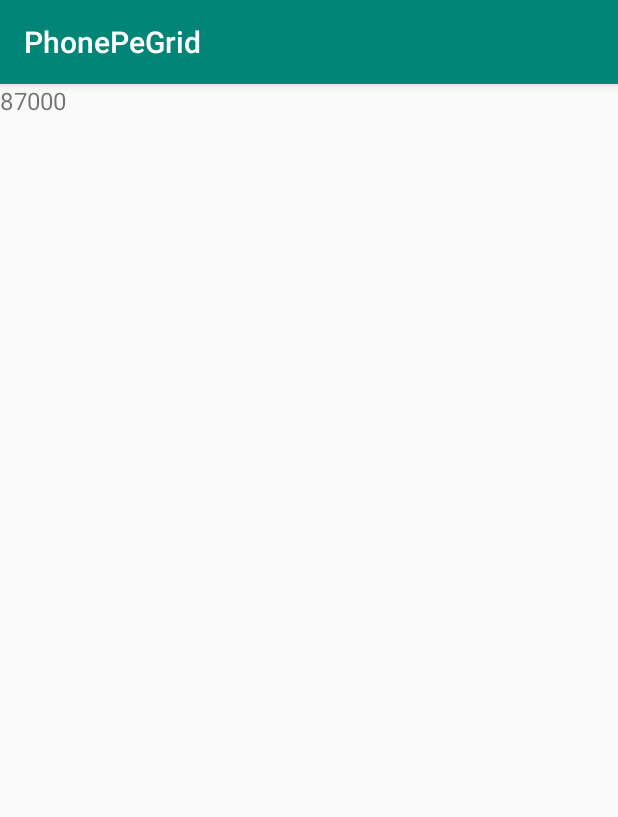
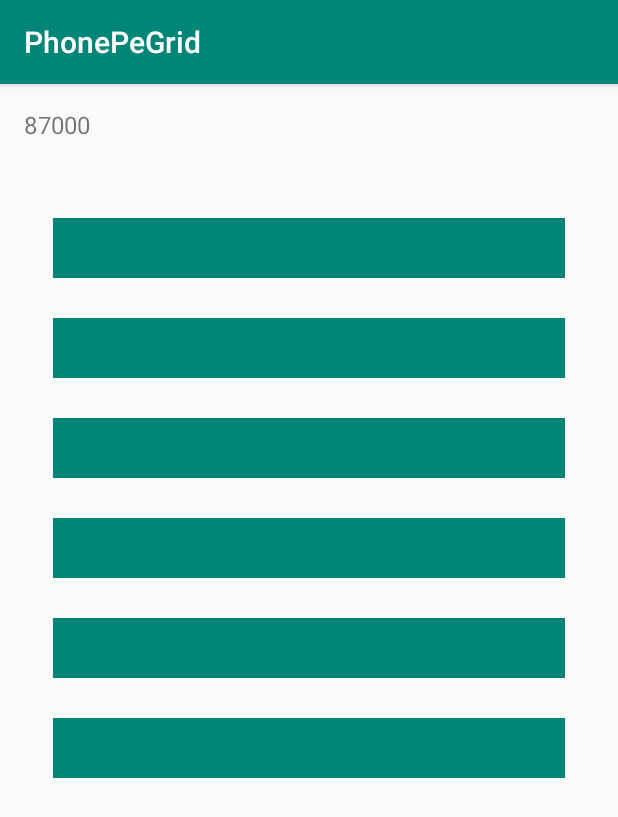
Before and after one commit to diwassharma/gridGame, an Android app: the screen it shows after launch (MainActivity), on a phone screen of 412 x 824 dp. Shown: the top 817 px of the screen. Run offline under Robolectric (Android 15) with nearby library versions, the phone set to English and light mode, and no system bars.

Commit message:
completed level changing

```diff
--- a/app/src/main/java/curofy/staging/messenger/phonepegrid/MainActivity.java
+++ b/app/src/main/java/curofy/staging/messenger/phonepegrid/MainActivity.java
@@ -19,7 +19,7 @@ public class MainActivity extends AppCompatActivity {
     Integer level, m, n, noOfRemovedTiles, score = 0;
     ArrayList<TileObject> tileObjectArrayList;
 
-    LinearLayout mainLL;
+    LinearLayout mainLL, cardsLL;
     TextView timer;
     TileObject selectedTile1, selectedTile2;
 
@@ -29,6 +29,7 @@ public class MainActivity extends AppCompatActivity {
         super.onCreate(savedInstanceState);
         setContentView(R.layout.activity_main);
         mainLL = (LinearLayout)findViewById(R.id.mainLL);
+        cardsLL = (LinearLayout)findViewById(R.id.cardsLL);
         timer = (TextView) findViewById(R.id.timer);
 
         //TODO MOVE COMPLETE CODE TO FRAGMENT AND CALL REPLACE FRAGMENT EVERY TIME LEVEL IS CHANGED
@@ -46,9 +47,10 @@ public class MainActivity extends AppCompatActivity {
     private void getLevelAndSetValues() {
         level = Sessions.getLevel(this);
         tileObjectArrayList = new ArrayList<>();
+        noOfRemovedTiles = 0;
 
         //TODO for next level
-        //mainLL.removeAllViews();
+        cardsLL.removeAllViews();
         selectedTile1 = null;
         selectedTile2 = null;
         //get m*n value according to level
@@ -98,7 +100,15 @@ public class MainActivity extends AppCompatActivity {
                         compareTiles();
                     } else if(selectedTile1 != null && selectedTile2 == null) {
                         selectedTile2 = tileObjectArrayList.get(tile.getId());
-                        compareTiles();
+                        TextView t = (TextView)tile.findViewById(R.id.tile1TV);
+                        t.setVisibility(View.VISIBLE);
+                        t.postDelayed(new Runnable() {
+                            @Override
+                            public void run() {
+                                compareTiles();
+                            }
+                        }, 1000);
+
                     } else {
                         selectedTile1 = tileObjectArrayList.get(tile.getId());
                         TextView t = (TextView)tile.findViewById(R.id.tile1TV);
@@ -108,13 +118,13 @@ public class MainActivity extends AppCompatActivity {
                 }
             });
             tile.setVisibility(View.VISIBLE);
-            this.mainLL.addView(tile);
+            this.cardsLL.addView(tile);
 
 
             //TODO start timer
+        }
+        startTimer();
 
-            startTimer();
-        }
     }
 
     private void compareTiles() {
@@ -125,14 +135,17 @@ public class MainActivity extends AppCompatActivity {
                 Sessions.setLevel(this, level+1);
                 getLevelAndSetValues();
             }
+            selectedTile1 = null;
+            selectedTile2 = null;
+            return;
         } else {
             resetTiles();
         }
     }
 
     private void removeTiles(){
-        mainLL.removeView(findViewById(tileObjectArrayList.indexOf(selectedTile1)));
-        mainLL.removeView(findViewById(tileObjectArrayList.indexOf(selectedTile2)));
+        cardsLL.removeView(findViewById(tileObjectArrayList.indexOf(selectedTile1)));
+        cardsLL.removeView(findViewById(tileObjectArrayList.indexOf(selectedTile2)));
     }
 
     private void resetTiles(){
@@ -145,7 +158,10 @@ public class MainActivity extends AppCompatActivity {
 
         View tile2 = findViewById(id2);
         TextView t2 = (TextView)tile2.findViewById(R.id.tile1TV);
-        t.setVisibility(View.GONE);
+        t2.setVisibility(View.GONE);
+
+        selectedTile1 = null;
+        selectedTile2 = null;
     }
 
     private void startTimer() {
@@ -157,6 +173,7 @@ public class MainActivity extends AppCompatActivity {
             }
             public  void onFinish(){
                 //TODO show time up view
+                //cardsLL.removeAllViews();
             }
         }.start();
     }
--- a/app/src/main/res/layout/activity_main.xml
+++ b/app/src/main/res/layout/activity_main.xml
@@ -11,7 +11,16 @@
         android:id="@+id/timer"
         android:layout_width="match_parent"
         android:layout_height="wrap_content"
-        android:textSize="16dp"/>
+        android:textSize="16dp"
+        android:layout_margin="16dp"/>
+
+    <LinearLayout
+        android:id="@+id/cardsLL"
+        android:layout_width="match_parent"
+        android:layout_height="wrap_content"
+        android:orientation="vertical"
+        android:padding="12dp"
+        android:layout_margin="10dp"/>
 
 
     <!--<LinearLayout-->
--- a/app/src/main/res/layout/image_tile.xml
+++ b/app/src/main/res/layout/image_tile.xml
@@ -3,7 +3,8 @@
     android:layout_width="match_parent"
     android:layout_height="wrap_content"
     android:background="@color/colorPrimary"
-    android:layout_margin="16dp">
+    android:layout_margin="16dp"
+    android:padding="20dp">
 
     <TextView
         android:id="@+id/tile1TV"
@@ -14,6 +15,7 @@
         android:gravity="center"
         android:text="2"
         android:textSize="16dp"
-        android:textColor="#ffffff"/>
+        android:textColor="#ffffff"
+        android:visibility="gone"/>
 
 </LinearLayout>
```
